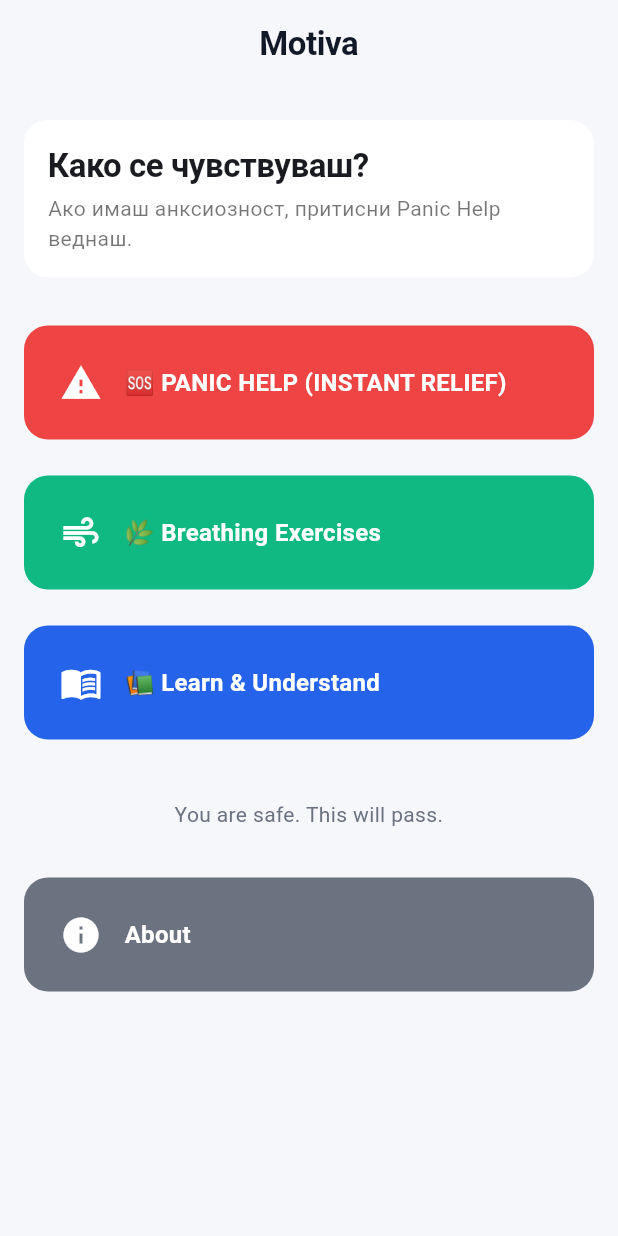
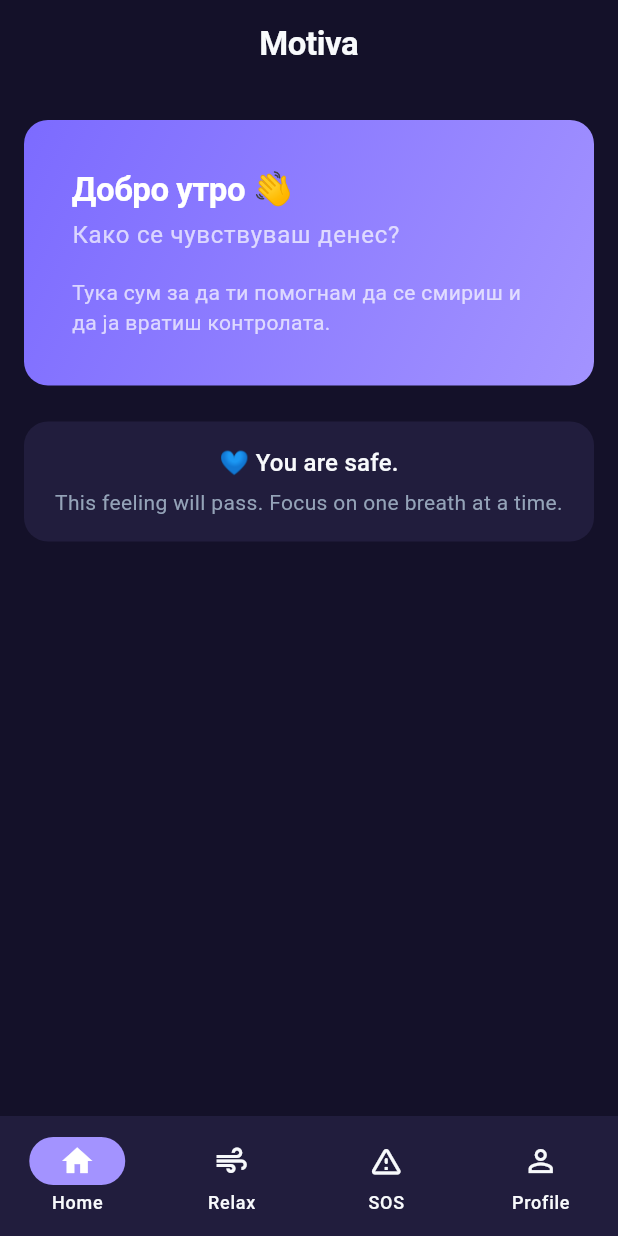
Before and after one commit to ivicamadzo/motiva2, a Flutter app: the screen it shows after launch, on a phone screen of 412 x 824 dp. Run offline on Flutter 3.47's test engine with Material 3 defaults, Android fonts, the phone set to English and light mode, and no system bars; our stand-ins replace just_audio; Roboto replaces fonts that are missing (NotoSans).

Commit message:
Refactor home screen and remove quick actions cards

```diff
--- a/lib/main.dart
+++ b/lib/main.dart
@@ -1,15 +1,14 @@
 import 'package:flutter/material.dart';
-
-import 'package:motiva2/screens/home_screen.dart';
 import 'package:motiva2/screens/relaxing_breathing_screen.dart';
 import 'package:motiva2/screens/box_breathing_screen.dart';
 import 'package:motiva2/screens/four_seven_eight_breathing_screen.dart';
 import 'package:motiva2/screens/knowledge_screen.dart';
 import 'package:motiva2/screens/about_screen.dart';
 import 'package:motiva2/screens/breathing_menu_screen.dart';
-import 'package:motiva2/screens/panic_flow_screen.dart';
 import 'package:motiva2/screens/grounding_screen.dart';
 import 'package:motiva2/screens/panic_screen.dart';
+import 'package:motiva2/screens/panic_mode_screen.dart';
+import 'package:motiva2/screens/main_navigation_screen.dart';
 
 import 'package:motiva2/theme/app_theme.dart';
 
@@ -28,8 +27,8 @@ class MotivaApp extends StatelessWidget {
       theme: AppTheme.light,
       initialRoute: '/',
       routes: {
-        '/': (context) => const HomeScreen(),
-        '/panic': (context) => const PanicFlowScreen(),
+        '/': (context) => const MainNavigationScreen(),
+        '/panic': (context) => const PanicModeScreen(),
         '/breathing': (context) => const BreathingMenuScreen(),
         '/grounding': (context) => const GroundingScreen(),
         '/panic-help': (context) => const PanicScreen(),
--- a/lib/screens/grounding_screen.dart
+++ b/lib/screens/grounding_screen.dart
@@ -40,7 +40,7 @@ class GroundingScreen extends StatelessWidget {
               width: double.infinity,
               child: ElevatedButton(
                 onPressed: () {
-                  Navigator.pushNamed(context, '/panic-help');
+                  Navigator.popUntil(context, (route) => route.isFirst);
                 },
                 child: const Text("продолжи"),
               ),
--- a/lib/screens/home_screen.dart
+++ b/lib/screens/home_screen.dart
@@ -2,10 +2,20 @@ import 'package:flutter/material.dart';
 import '../theme/app_colors.dart';
 import '../theme/app_radius.dart';
 import '../theme/app_spacing.dart';
-import '../widgets/big_button.dart';
 
 class HomeScreen extends StatelessWidget {
   const HomeScreen({super.key});
+  String getGreeting() {
+    final hour = DateTime.now().hour;
+
+    if (hour < 12) {
+      return "Добро утро 👋";
+    } else if (hour < 18) {
+      return "Добар ден 👋";
+    } else {
+      return "Добра вечер 👋";
+    }
+  }
 
   @override
   Widget build(BuildContext context) {
@@ -22,7 +32,51 @@ class HomeScreen extends StatelessWidget {
             children: [
               const SizedBox(height: AppSpacing.sm),
 
-              // 🧠 Calm header card
+              Container(
+                padding: const EdgeInsets.all(AppSpacing.xl),
+                decoration: BoxDecoration(
+                  gradient: const LinearGradient(
+                    colors: [AppColors.primary, AppColors.primaryLight],
+                    begin: Alignment.topLeft,
+                    end: Alignment.bottomRight,
+                  ),
+                  borderRadius: AppRadius.mediumBorder,
+                ),
+                child: Column(
+                  crossAxisAlignment: CrossAxisAlignment.start,
+                  children: [
+                    Text(
+                      getGreeting(),
+                      style: Theme.of(context).textTheme.headlineMedium
+                          ?.copyWith(
+                            color: Colors.white,
+                            fontWeight: FontWeight.bold,
+                          ),
+                    ),
+
+                    const SizedBox(height: AppSpacing.xs),
+
+                    Text(
+                      "Како се чувствуваш денес?",
+                      style: Theme.of(
+                        context,
+                      ).textTheme.bodyLarge?.copyWith(color: Colors.white70),
+                    ),
+
+                    const SizedBox(height: AppSpacing.md),
+
+                    Text(
+                      "Тука сум за да ти помогнам да се смириш и да ја вратиш контролата.",
+                      style: Theme.of(
+                        context,
+                      ).textTheme.bodyMedium?.copyWith(color: Colors.white70),
+                    ),
+                  ],
+                ),
+              ),
+
+              const SizedBox(height: AppSpacing.lg),
+
               Container(
                 padding: const EdgeInsets.all(AppSpacing.md),
                 decoration: BoxDecoration(
@@ -30,79 +84,27 @@ class HomeScreen extends StatelessWidget {
                   borderRadius: AppRadius.mediumBorder,
                 ),
                 child: Column(
-                  crossAxisAlignment: CrossAxisAlignment.start,
                   children: [
                     Text(
-                      "Како се чувствуваш?",
-                      style: Theme.of(context).textTheme.headlineMedium,
+                      "💙 You are safe.",
+                      textAlign: TextAlign.center,
+                      style: Theme.of(context).textTheme.titleMedium,
                     ),
+
                     const SizedBox(height: AppSpacing.xs),
+
                     Text(
-                      "Ако имаш анксиозност, притисни Panic Help веднаш.",
-                      style: Theme.of(context).textTheme.bodyMedium,
+                      "This feeling will pass. Focus on one breath at a time.",
+                      textAlign: TextAlign.center,
+                      style: Theme.of(context).textTheme.bodyMedium?.copyWith(
+                        color: AppColors.textMuted,
+                      ),
                     ),
                   ],
                 ),
               ),
 
               const SizedBox(height: AppSpacing.lg),
-
-              // 🔴 EMERGENCY FIRST
-              BigButton(
-                text: "🆘 PANIC HELP (INSTANT RELIEF)",
-                icon: Icons.warning,
-                color: AppColors.danger,
-                onTap: () {
-                  Navigator.pushNamed(context, '/panic');
-                },
-              ),
-
-              const SizedBox(height: AppSpacing.sm),
-
-              // 🌿 BREATHING
-              BigButton(
-                text: "🌿 Breathing Exercises",
-                icon: Icons.air,
-                color: AppColors.success,
-                onTap: () {
-                  Navigator.pushNamed(context, '/breathing');
-                },
-              ),
-
-              const SizedBox(height: AppSpacing.sm),
-
-              // 📚 LEARN
-              BigButton(
-                text: "📚 Learn & Understand",
-                icon: Icons.menu_book,
-                color: AppColors.primary,
-                onTap: () {
-                  Navigator.pushNamed(context, '/learn');
-                },
-              ),
-
-              const SizedBox(height: AppSpacing.xl),
-
-              // 🧘 calm footer
-              Text(
-                "You are safe. This will pass.",
-                textAlign: TextAlign.center,
-                style: Theme.of(
-                  context,
-                ).textTheme.bodyMedium?.copyWith(color: AppColors.textMuted),
-              ),
-
-              const SizedBox(height: AppSpacing.lg),
-
-              // ℹ️ ABOUT
-              BigButton(
-                text: "About",
-                icon: Icons.info,
-                color: AppColors.textMuted,
-                onTap: () {
-                  Navigator.pushNamed(context, '/about');
-                },
-              ),
             ],
           ),
         ),
--- /dev/null
+++ b/lib/screens/main_navigation_screen.dart
@@ -0,0 +1,68 @@
+import 'package:flutter/material.dart';
+
+import 'home_screen.dart';
+import 'breathing_menu_screen.dart';
+import 'panic_mode_screen.dart';
+import 'about_screen.dart';
+
+class MainNavigationScreen extends StatefulWidget {
+  const MainNavigationScreen({super.key});
+
+  @override
+  State<MainNavigationScreen> createState() => _MainNavigationScreenState();
+}
+
+class _MainNavigationScreenState extends State<MainNavigationScreen> {
+  int _selectedIndex = 0;
+
+  final List<Widget> _screens = const [
+    HomeScreen(),
+    BreathingMenuScreen(),
+    PanicModeScreen(),
+    AboutScreen(),
+  ];
+
+  void _onItemTapped(int index) {
+    setState(() {
+      _selectedIndex = index;
+    });
+  }
+
+  @override
+  Widget build(BuildContext context) {
+    return Scaffold(
+      body: _screens[_selectedIndex],
+
+      bottomNavigationBar: NavigationBar(
+        selectedIndex: _selectedIndex,
+        onDestinationSelected: _onItemTapped,
+
+        destinations: const [
+          NavigationDestination(
+            icon: Icon(Icons.home_outlined),
+            selectedIcon: Icon(Icons.home),
+            label: 'Home',
+          ),
+
+          NavigationDestination(
+            icon: Icon(Icons.air_outlined),
+            selectedIcon: Icon(Icons.air),
+            label: 'Relax',
+          ),
+
+          NavigationDestination(
+            icon: Icon(Icons.warning_amber_rounded),
+            selectedIcon: Icon(Icons.warning_rounded),
+            label: 'SOS',
+          ),
+
+          NavigationDestination(
+            icon: Icon(Icons.person_outline),
+            selectedIcon: Icon(Icons.person),
+            label: 'Profile',
+          ),
+        ],
+      ),
+    );
+  }
+}
--- a/lib/screens/panic_flow_screen.dart
+++ /dev/null
@@ -1,31 +0,0 @@
-import 'package:flutter/material.dart';
-
-import 'panic_mode_screen.dart';
-
-class PanicFlowScreen extends StatefulWidget {
-  const PanicFlowScreen({super.key});
-
-  @override
-  State<PanicFlowScreen> createState() => _PanicFlowScreenState();
-}
-
-class _PanicFlowScreenState extends State<PanicFlowScreen> {
-  @override
-  void initState() {
-    super.initState();
-
-    Future.microtask(() {
-      if (!mounted) return;
-
-      Navigator.pushReplacement(
-        context,
-        MaterialPageRoute(builder: (_) => const PanicModeScreen()),
-      );
-    });
-  }
-
-  @override
-  Widget build(BuildContext context) {
-    return const Scaffold(body: Center(child: CircularProgressIndicator()));
-  }
-}
--- a/lib/screens/relaxing_breathing_screen.dart
+++ b/lib/screens/relaxing_breathing_screen.dart
@@ -74,7 +74,7 @@ class _RelaxingBreathingScreenState extends State<RelaxingBreathingScreen>
         completedCycles++;
       });
 
-      if (widget.panicMode && completedCycles >= 3) {
+      if (widget.panicMode && completedCycles >= 10) {
         _running = false;
 
         if (mounted) {
@@ -177,10 +177,18 @@ class _RelaxingBreathingScreenState extends State<RelaxingBreathingScreen>
                 const SizedBox(height: AppSpacing.xl),
 
                 ElevatedButton.icon(
-                  onPressed: () {
+                  onPressed: () async {
                     _running = false;
-                    player.stop();
-                    Navigator.pop(context);
+
+                    await player.stop();
+
+                    if (!mounted) return;
+
+                    Navigator.pushNamedAndRemoveUntil(
+                      context,
+                      '/',
+                      (route) => false,
+                    );
                   },
                   icon: const Icon(Icons.stop_circle_outlined),
                   label: const Text("Stop Session"),
--- a/lib/theme/app_colors.dart
+++ b/lib/theme/app_colors.dart
@@ -3,14 +3,29 @@ import 'package:flutter/material.dart';
 class AppColors {
   AppColors._();
 
-  static const Color primary = Color(0xFF2563EB);
-  static const Color danger = Color(0xFFEF4444);
-  static const Color success = Color(0xFF10B981);
-  static const Color background = Color(0xFFF5F7FB);
-  static const Color surface = Color(0xFFFFFFFF);
+  // Primary wellness palette
+  static const Color primary = Color(0xFF7C6BFF);
+  static const Color primaryLight = Color(0xFFA393FF);
+
+  // Accent colors
+  static const Color danger = Color(0xFFFF6B81);
+  static const Color success = Color(0xFF4FD1C5);
+
+  // Backgrounds
+  static const Color background = Color(0xFF141129);
+  static const Color surface = Color(0xFF211D3D);
+
+  // Panic mode
   static const Color panicBackground = Color(0xFF0F172A);
-  static const Color textPrimary = Color(0xFF111827);
-  static const Color textSecondary = Color(0xFF4B5563);
-  static const Color textMuted = Color(0xFF6B7280);
-  static const Color border = Color(0xFFE5E7EB);
+
+  // Text
+  static const Color textPrimary = Color(0xFFF8FAFC);
+  static const Color textSecondary = Color(0xFFCBD5E1);
+  static const Color textMuted = Color(0xFF94A3B8);
+
+  // Borders
+  static const Color border = Color(0xFF312E55);
+
+  // Cards / Shadows
+  static const Color cardShadow = Color(0x33000000);
 }
--- a/lib/theme/app_theme.dart
+++ b/lib/theme/app_theme.dart
@@ -10,39 +10,86 @@ class AppTheme {
   static ThemeData get light {
     return ThemeData(
       useMaterial3: true,
-      colorScheme: ColorScheme.fromSeed(
-        seedColor: AppColors.primary,
+
+      colorScheme: const ColorScheme(
         brightness: Brightness.light,
+        primary: AppColors.primary,
+        onPrimary: Colors.white,
+        secondary: AppColors.primaryLight,
+        onSecondary: Colors.white,
+        error: AppColors.danger,
+        onError: Colors.white,
+        surface: AppColors.surface,
+        onSurface: AppColors.textPrimary,
       ),
+
       scaffoldBackgroundColor: AppColors.background,
+
       fontFamily: MotivaTypography.fontFamily,
+
       appBarTheme: AppBarTheme(
         backgroundColor: Colors.transparent,
+        surfaceTintColor: Colors.transparent,
         elevation: 0,
+        centerTitle: true,
         foregroundColor: AppColors.textPrimary,
         titleTextStyle: MotivaTypography.h2.copyWith(
           color: AppColors.textPrimary,
+          fontWeight: FontWeight.w700,
         ),
       ),
+
       cardTheme: CardThemeData(
+        color: AppColors.surface,
+        elevation: 0,
         shape: RoundedRectangleBorder(borderRadius: AppRadius.mediumBorder),
-        elevation: 0,
-        color: AppColors.surface,
       ),
+
       textTheme: TextTheme(
-        headlineLarge: MotivaTypography.h1,
-        headlineMedium: MotivaTypography.h2,
-        headlineSmall: MotivaTypography.h3,
-        bodyLarge: MotivaTypography.body,
-        bodyMedium: MotivaTypography.bodySmall,
-        labelLarge: MotivaTypography.button,
-        bodySmall: MotivaTypography.caption,
+        headlineLarge: MotivaTypography.h1.copyWith(
+          color: AppColors.textPrimary,
+          fontWeight: FontWeight.bold,
+        ),
+
+        headlineMedium: MotivaTypography.h2.copyWith(
+          color: AppColors.textPrimary,
+          fontWeight: FontWeight.w700,
+        ),
+
+        headlineSmall: MotivaTypography.h3.copyWith(
+          color: AppColors.textPrimary,
+        ),
+
+        bodyLarge: MotivaTypography.body.copyWith(color: AppColors.textPrimary),
+
+        bodyMedium: MotivaTypography.bodySmall.copyWith(
+          color: AppColors.textSecondary,
+        ),
+
+        bodySmall: MotivaTypography.caption.copyWith(
+          color: AppColors.textMuted,
+        ),
+
+        labelLarge: MotivaTypography.button.copyWith(
+          fontWeight: FontWeight.w600,
+        ),
       ),
+
       elevatedButtonTheme: ElevatedButtonThemeData(
         style: ElevatedButton.styleFrom(
+          backgroundColor: AppColors.primary,
+          foregroundColor: Colors.white,
+          elevation: 0,
+          padding: const EdgeInsets.symmetric(horizontal: 20, vertical: 14),
           shape: RoundedRectangleBorder(borderRadius: AppRadius.smallBorder),
         ),
       ),
+
+      dividerColor: AppColors.border,
+
+      splashColor: AppColors.primary.withValues(alpha: 0.08),
+
+      highlightColor: Colors.transparent,
     );
   }
 }
--- a/lib/widgets/big_button.dart
+++ /dev/null
@@ -1,50 +0,0 @@
-import 'package:flutter/material.dart';
-import '../theme/app_radius.dart';
-import '../theme/app_spacing.dart';
-
-class BigButton extends StatelessWidget {
-  final String text;
-  final IconData icon;
-  final VoidCallback onTap;
-  final Color color;
-
-  const BigButton({
-    super.key,
-    required this.text,
-    required this.icon,
-    required this.onTap,
-    this.color = Colors.blue,
-  });
-
-  @override
-  Widget build(BuildContext context) {
-    return GestureDetector(
-      onTap: onTap,
-      child: Container(
-        width: double.infinity,
-        margin: const EdgeInsets.symmetric(vertical: AppSpacing.sm),
-        padding: const EdgeInsets.all(AppSpacing.lg),
-        decoration: BoxDecoration(
-          color: color,
-          borderRadius: AppRadius.mediumBorder,
-        ),
-        child: Row(
-          children: [
-            Icon(icon, color: Colors.white, size: 28),
-            const SizedBox(width: 15),
-            Expanded(
-              child: Text(
-                text,
-                style: Theme.of(
-                  context,
-                ).textTheme.labelLarge?.copyWith(color: Colors.white),
-                maxLines: 2,
-                overflow: TextOverflow.ellipsis,
-              ),
-            ),
-          ],
-        ),
-      ),
-    );
-  }
-}
```
Also changed, not shown: docs/workflow.txt (+7 -0 lines), lib/screens/profile_screen.dart (added).
